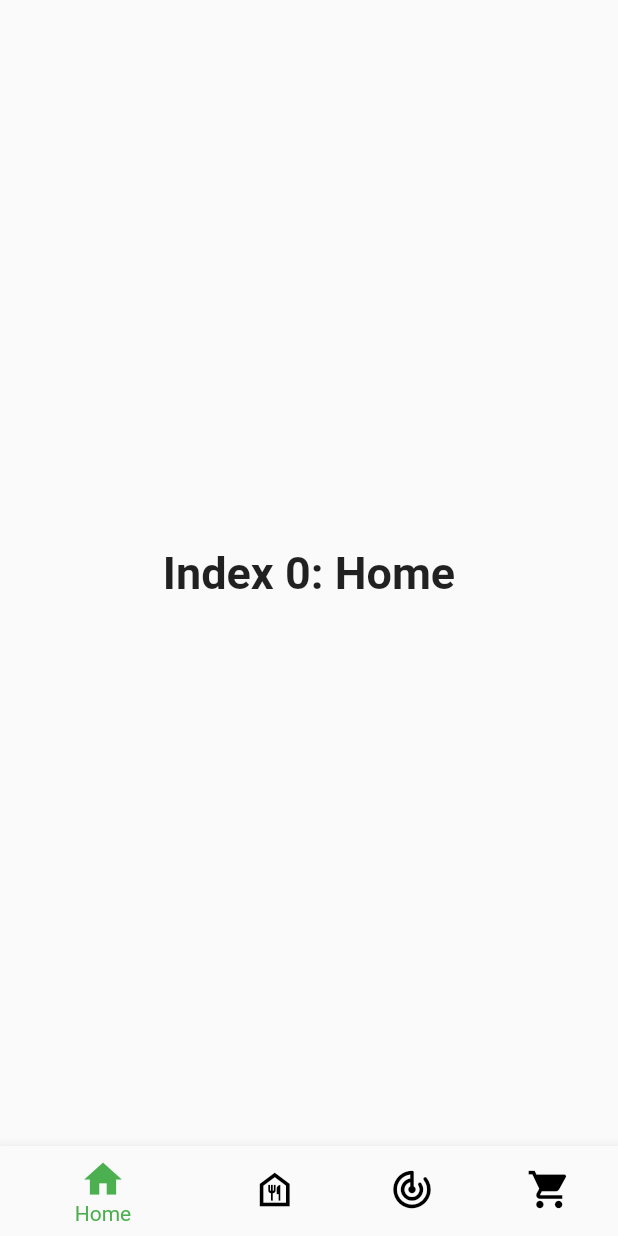
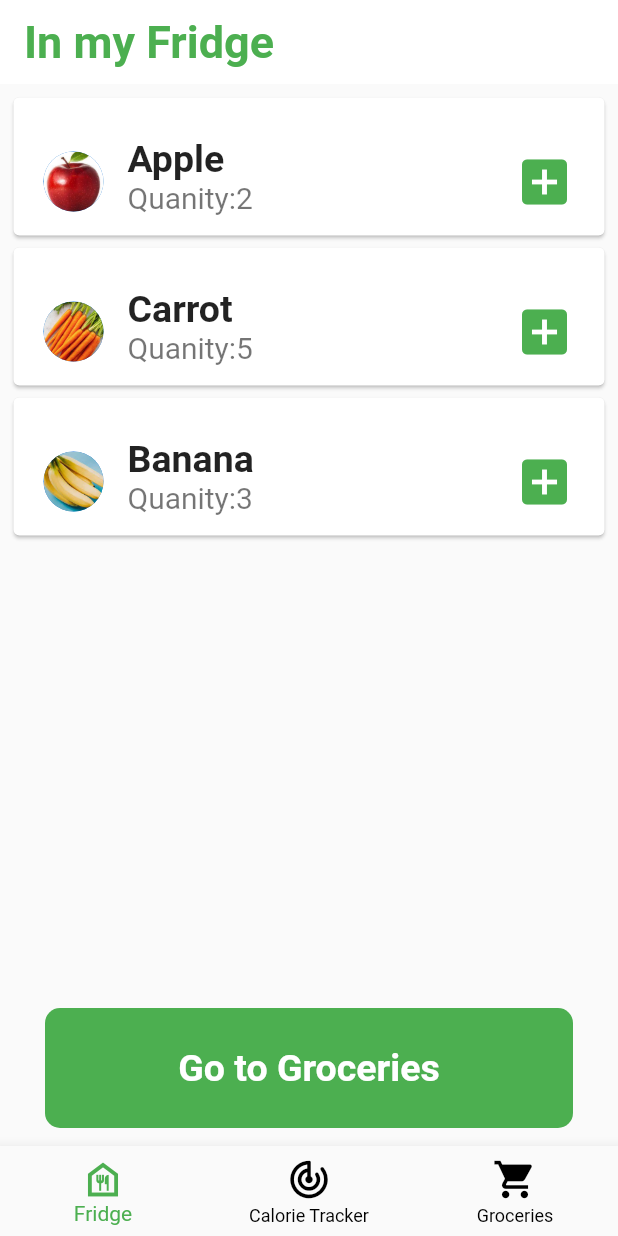
Before and after one commit to abhisinha2001/food-refrigerator, a Flutter app: the screen it shows after launch, on a phone screen of 412 x 824 dp. Run offline on Flutter 3.47's test engine with Material 2 defaults, Android fonts, the phone set to English and light mode, and no system bars.

Commit message:
Added a Fridge Page and removed home from navigation bar

```diff
--- a/lib/main.dart
+++ b/lib/main.dart
@@ -1,6 +1,7 @@
 import 'package:flutter/material.dart';
 import 'package:food_refrigerator/constants.dart';
 import 'package:food_refrigerator/screens/CaloriePage.dart';
+import 'package:food_refrigerator/screens/FridgePage.dart';
 import 'package:food_refrigerator/screens/screen_Groceries.dart';
 import 'screens/screen_Groceries.dart';
 
@@ -36,18 +37,7 @@ class _HomePageState extends State<HomePage> {
   static const TextStyle optionStyle =
       TextStyle(fontSize: 30, fontWeight: FontWeight.bold);
   static const List<Widget> _widgetOptions = <Widget>[
-    Center(
-      child: Text(
-        'Index 0: Home',
-        style: optionStyle,
-      ),
-    ),
-    Center(
-      child: Text(
-        'Index 1: Fridge',
-        style: optionStyle,
-      ),
-    ),
+    FridgePage(),
     CaloriePage(),
     Splash(),
   ];
@@ -64,13 +54,6 @@ class _HomePageState extends State<HomePage> {
       body: _widgetOptions.elementAt(_selectedIndex),
       bottomNavigationBar: BottomNavigationBar(
         items: const <BottomNavigationBarItem>[
-          BottomNavigationBarItem(
-            icon: Icon(
-              Icons.home,
-              size: 30,
-            ),
-            label: 'Home',
-          ),
           BottomNavigationBarItem(
             icon: Icon(
               Icons.food_bank_outlined,
--- a/lib/screens/CaloriePage.dart
+++ b/lib/screens/CaloriePage.dart
@@ -35,6 +35,7 @@ class _CaloriePageState extends State<CaloriePage> {
       ),
       body: SafeArea(
         child: Column(
+          mainAxisAlignment: MainAxisAlignment.spaceBetween,
           children: [
             ListView.builder(
               // ignore: avoid_types_as_parameter_names
--- /dev/null
+++ b/lib/screens/FridgePage.dart
@@ -0,0 +1,112 @@
+import 'package:flutter/material.dart';
+import 'package:food_refrigerator/screens/myscreen.dart';
+import 'package:food_refrigerator/screens/screen_Groceries.dart';
+
+class FridgePage extends StatefulWidget {
+  const FridgePage({Key? key}) : super(key: key);
+
+  @override
+  State<FridgePage> createState() => _FridgePageState();
+}
+
+class _FridgePageState extends State<FridgePage> {
+  List<String> images = [
+    "Apple",
+    "Carrot",
+    "Banana",
+  ];
+  List<String> quantities = ["2", "5", "3"];
+
+  @override
+  Widget build(BuildContext context) {
+    return Scaffold(
+      appBar: AppBar(
+        title: const Text(
+          "In my Fridge",
+          style: TextStyle(
+            fontSize: 30,
+            fontWeight: FontWeight.bold,
+          ),
+        ),
+        elevation: 0,
+        backgroundColor: Colors.white,
+        foregroundColor: Colors.green,
+      ),
+      body: SafeArea(
+        child: Column(
+          mainAxisAlignment: MainAxisAlignment.spaceBetween,
+          children: [
+            ListView.builder(
+              // ignore: avoid_types_as_parameter_names
+              itemBuilder: (BuildContext, index) {
+                return Container(
+                  height: 100,
+                  child: Card(
+                    child: ListTile(
+                      contentPadding: const EdgeInsets.all(20),
+                      leading: CircleAvatar(
+                        radius: 20,
+                        backgroundImage:
+                            AssetImage("assets/images/${images[index]}.jpeg"),
+                      ),
+                      title: Text(
+                        images[index],
+                        style: const TextStyle(
+                          fontSize: 25,
+                          fontWeight: FontWeight.bold,
+                        ),
+                      ),
+                      subtitle: Text(
+                        "Quanity:${quantities[index]}",
+                        style: const TextStyle(
+                          fontSize: 20,
+                        ),
+                      ),
+                      trailing: const Icon(
+                        Icons.add_box,
+                        color: Colors.green,
+                        size: 40,
+                      ),
+                    ),
+                  ),
+                );
+              },
+              itemCount: images.length,
+              shrinkWrap: true,
+              padding: EdgeInsets.all(5),
+              scrollDirection: Axis.vertical,
+            ),
+            GestureDetector(
+              onTap: () {
+                Navigator.push(
+                  context,
+                  MaterialPageRoute(builder: (context) => const Splash()),
+                );
+              },
+              child: Container(
+                margin:
+                    const EdgeInsets.symmetric(horizontal: 30, vertical: 12),
+                height: 80,
+                width: double.infinity,
+                decoration: BoxDecoration(
+                  borderRadius: BorderRadius.circular(10),
+                  color: Colors.green,
+                ),
+                child: const Center(
+                  child: Text(
+                    "Go to Groceries",
+                    style: TextStyle(
+                      color: Colors.white,
+                      fontSize: 25,
+                      fontWeight: FontWeight.bold,
+                    ),
+                  ),
+                ),
+              ),
+            ),
+          ],
+        ),
+      ),
+    );
+  }
+}
```
